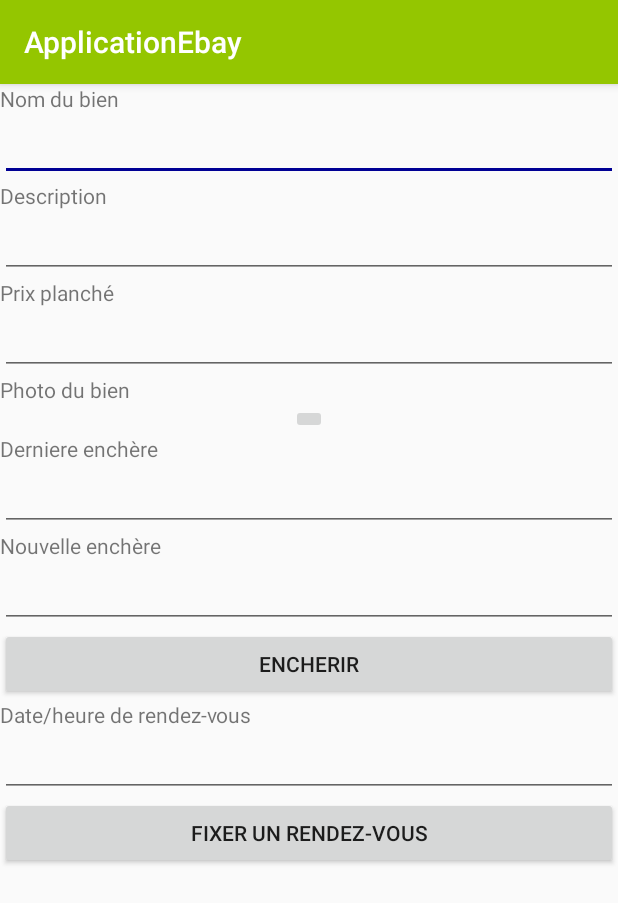
After one commit to AlexisLebreton/MIAGE_M2_AndroidEbay, an Android app: the AnnonceActivity screen opened directly, with no data from a screen before it, on a phone screen of 412 x 824 dp. The commit adds this screen. Shown: the top 903 px of the screen. Run offline under Robolectric (Android 15) with nearby library versions, the phone set to English and light mode, and no system bars.

Commit message:
Front V1 TERMINé

```diff
--- a/app/src/main/AndroidManifest.xml
+++ b/app/src/main/AndroidManifest.xml
@@ -21,7 +21,11 @@
             android:name=".AccueilActivity"
             android:label="@string/title_activity_accueil"
             android:theme="@style/AppTheme.NoActionBar" />
-        <activity android:name=".AjouterAnnonceActivity"></activity>
+        <activity android:name=".AjouterAnnonceActivity" />
+        <activity android:name=".ListeMesAnnoncesActivity" />
+        <activity android:name=".ListeMesEncheresActivity" />
+        <activity android:name=".ListeMesRdvActivity" />
+        <activity android:name=".AnnonceActivity"></activity>
     </application>
 
 </manifest>
--- /dev/null
+++ b/app/src/main/java/com/example/alexislebreton/applicationebay/AnnonceActivity.java
@@ -0,0 +1,13 @@
+package com.example.alexislebreton.applicationebay;
+
+import android.support.v7.app.AppCompatActivity;
+import android.os.Bundle;
+
+public class AnnonceActivity extends AppCompatActivity {
+
+    @Override
+    protected void onCreate(Bundle savedInstanceState) {
+        super.onCreate(savedInstanceState);
+        setContentView(R.layout.activity_annonce);
+    }
+}
--- /dev/null
+++ b/app/src/main/res/layout/activity_annonce.xml
@@ -0,0 +1,222 @@
+<?xml version="1.0" encoding="utf-8"?>
+<android.support.constraint.ConstraintLayout xmlns:android="http://schemas.android.com/apk/res/android"
+    xmlns:app="http://schemas.android.com/apk/res-auto"
+    xmlns:tools="http://schemas.android.com/tools"
+    android:layout_width="match_parent"
+    android:layout_height="match_parent"
+    tools:context=".AnnonceActivity">
+
+    <android.support.constraint.ConstraintLayout
+        android:id="@+id/annonce_cl_nom"
+        android:layout_width="0dp"
+        android:layout_height="wrap_content"
+        app:layout_constraintTop_toTopOf="parent"
+        app:layout_constraintLeft_toLeftOf="parent"
+        app:layout_constraintRight_toRightOf="parent">
+
+        <TextView
+            android:id="@+id/annonce_tv_nom"
+            android:layout_width="0dp"
+            android:layout_height="wrap_content"
+            android:text="@string/annonce_tv_nom"
+            app:layout_constraintLeft_toLeftOf="parent"
+            app:layout_constraintRight_toRightOf="parent"
+            app:layout_constraintTop_toTopOf="parent"/>
+
+        <EditText
+            android:id="@+id/annonce_et_nom"
+            android:layout_width="0dp"
+            android:layout_height="wrap_content"
+            android:ems="10"
+            android:inputType="text"
+            app:layout_constraintLeft_toLeftOf="parent"
+            app:layout_constraintRight_toRightOf="parent"
+            app:layout_constraintTop_toBottomOf="@+id/annonce_tv_nom" />
+    </android.support.constraint.ConstraintLayout>
+
+    <android.support.constraint.ConstraintLayout
+        android:id="@+id/annonce_cl_description"
+        android:layout_width="0dp"
+        android:layout_height="wrap_content"
+        app:layout_constraintTop_toBottomOf="@+id/annonce_cl_nom"
+        app:layout_constraintLeft_toLeftOf="parent"
+        app:layout_constraintRight_toRightOf="parent">
+
+        <TextView
+            android:id="@+id/annonce_tv_description"
+            android:layout_width="0dp"
+            android:layout_height="wrap_content"
+            android:text="@string/annonce_tv_description"
+            app:layout_constraintLeft_toLeftOf="parent"
+            app:layout_constraintRight_toRightOf="parent"
+            app:layout_constraintTop_toTopOf="parent"/>
+
+        <EditText
+            android:id="@+id/annonce_et_description"
+            android:layout_width="0dp"
+            android:layout_height="wrap_content"
+            android:ems="10"
+            android:inputType="text"
+            app:layout_constraintLeft_toLeftOf="parent"
+            app:layout_constraintRight_toRightOf="parent"
+            app:layout_constraintTop_toBottomOf="@+id/annonce_tv_description" />
+    </android.support.constraint.ConstraintLayout>
+
+    <android.support.constraint.ConstraintLayout
+        android:id="@+id/annonce_cl_prix"
+        android:layout_width="0dp"
+        android:layout_height="wrap_content"
+        app:layout_constraintTop_toBottomOf="@+id/annonce_cl_description"
+        app:layout_constraintLeft_toLeftOf="parent"
+        app:layout_constraintRight_toRightOf="parent">
+
+        <TextView
+            android:id="@+id/annonce_tv_prix"
+            android:layout_width="0dp"
+            android:layout_height="wrap_content"
+            android:text="@string/annonce_tv_prix"
+            app:layout_constraintLeft_toLeftOf="parent"
+            app:layout_constraintRight_toRightOf="parent"
+            app:layout_constraintTop_toTopOf="parent"/>
+
+        <EditText
+            android:id="@+id/annonce_et_prix"
+            android:layout_width="0dp"
+            android:layout_height="wrap_content"
+            android:ems="10"
+            android:inputType="text"
+            app:layout_constraintLeft_toLeftOf="parent"
+            app:layout_constraintRight_toRightOf="parent"
+            app:layout_constraintTop_toBottomOf="@+id/annonce_tv_prix" />
+    </android.support.constraint.ConstraintLayout>
+
+    <android.support.constraint.ConstraintLayout
+        android:id="@+id/annonce_cl_photobien"
+        android:layout_width="0dp"
+        android:layout_height="wrap_content"
+        app:layout_constraintTop_toBottomOf="@+id/annonce_cl_prix"
+        app:layout_constraintLeft_toLeftOf="parent"
+        app:layout_constraintRight_toRightOf="parent">
+
+        <TextView
+            android:id="@+id/annonce_tv_photobien"
+            android:layout_width="0dp"
+            android:layout_height="wrap_content"
+            android:text="@string/annonce_tv_photobien"
+            app:layout_constraintLeft_toLeftOf="parent"
+            app:layout_constraintRight_toRightOf="parent"
+            app:layout_constraintTop_toTopOf="parent"/>
+
+        <ImageButton
+            android:id="@+id/annonce_ib_photopbien"
+            android:layout_width="wrap_content"
+            android:layout_height="wrap_content"
+            tools:srcCompat="@tools:sample/avatars"
+            app:layout_constraintLeft_toLeftOf="parent"
+            app:layout_constraintRight_toRightOf="parent"
+            app:layout_constraintTop_toBottomOf="@+id/annonce_tv_photobien" />
+    </android.support.constraint.ConstraintLayout>
+
+    <android.support.constraint.ConstraintLayout
+        android:id="@+id/annonce_cl_derniere_enchere"
+        android:layout_width="0dp"
+        android:layout_height="wrap_content"
+        app:layout_constraintTop_toBottomOf="@+id/annonce_cl_photobien"
+        app:layout_constraintLeft_toLeftOf="parent"
+        app:layout_constraintRight_toRightOf="parent">
+
+        <TextView
+            android:id="@+id/annonce_tv_derniere_enchere"
+            android:layout_width="0dp"
+            android:layout_height="wrap_content"
+            android:text="@string/annonce_tv_derniere_enchere"
+            app:layout_constraintLeft_toLeftOf="parent"
+            app:layout_constraintRight_toRightOf="parent"
+            app:layout_constraintTop_toTopOf="parent"/>
+
+        <EditText
+            android:id="@+id/annonce_et_derniere_enchere"
+            android:layout_width="0dp"
+            android:layout_height="wrap_content"
+            android:ems="10"
+            android:inputType="text"
+            app:layout_constraintLeft_toLeftOf="parent"
+            app:layout_constraintRight_toRightOf="parent"
+            app:layout_constraintTop_toBottomOf="@+id/annonce_tv_derniere_enchere" />
+    </android.support.constraint.ConstraintLayout>
+
+    <android.support.constraint.ConstraintLayout
+        android:id="@+id/annonce_cl_encherir"
+        android:layout_width="0dp"
+        android:layout_height="wrap_content"
+        app:layout_constraintLeft_toLeftOf="parent"
+        app:layout_constraintRight_toRightOf="parent"
+        app:layout_constraintTop_toBottomOf="@+id/annonce_cl_derniere_enchere">
+
+        <TextView
+            android:id="@+id/annonce_tv_encherir"
+            android:layout_width="0dp"
+            android:layout_height="wrap_content"
+            android:text="@string/annonce_tv_encherir"
+            app:layout_constraintLeft_toLeftOf="parent"
+            app:layout_constraintRight_toRightOf="parent"
+            app:layout_constraintTop_toTopOf="parent"/>
+
+        <EditText
+            android:id="@+id/annonce_et_encherir"
+            android:layout_width="0dp"
+            android:layout_height="wrap_content"
+            android:ems="10"
+            android:inputType="number"
+            app:layout_constraintLeft_toLeftOf="parent"
+            app:layout_constraintRight_toRightOf="parent"
+            app:layout_constraintTop_toBottomOf="@+id/annonce_tv_encherir" />
+
+        <Button
+            android:id="@+id/annonce_btn_encherir"
+            android:layout_width="0dp"
+            android:layout_height="wrap_content"
+            android:text="@string/annonce_btn_encherir"
+            app:layout_constraintLeft_toLeftOf="parent"
+            app:layout_constraintRight_toRightOf="parent"
+            app:layout_constraintTop_toBottomOf="@+id/annonce_et_encherir"/>
+    </android.support.constraint.ConstraintLayout>
+
+    <android.support.constraint.ConstraintLayout
+        android:id="@+id/annonce_cl_rdv"
+        android:layout_width="0dp"
+        android:layout_height="wrap_content"
+        app:layout_constraintLeft_toLeftOf="parent"
+        app:layout_constraintRight_toRightOf="parent"
+        app:layout_constraintTop_toBottomOf="@+id/annonce_cl_encherir">
+
+        <TextView
+            android:id="@+id/annonce_tv_rdv"
+            android:layout_width="0dp"
+            android:layout_height="wrap_content"
+            android:text="@string/annonce_tv_rdv"
+            app:layout_constraintLeft_toLeftOf="parent"
+            app:layout_constraintRight_toRightOf="parent"
+            app:layout_constraintTop_toTopOf="parent"/>
+
+        <EditText
+            android:id="@+id/annonce_et_rdv"
+            android:layout_width="0dp"
+            android:layout_height="wrap_content"
+            android:ems="10"
+            android:inputType="number"
+            app:layout_constraintLeft_toLeftOf="parent"
+            app:layout_constraintRight_toRightOf="parent"
+            app:layout_constraintTop_toBottomOf="@+id/annonce_tv_rdv" />
+
+        <Button
+            android:id="@+id/annonce_btn_rdv"
+            android:layout_width="0dp"
+            android:layout_height="wrap_content"
+            android:text="@string/annonce_btn_rdv"
+            app:layout_constraintLeft_toLeftOf="parent"
+            app:layout_constraintRight_toRightOf="parent"
+            app:layout_constraintTop_toBottomOf="@+id/annonce_et_rdv"/>
+    </android.support.constraint.ConstraintLayout>
+
+</android.support.constraint.ConstraintLayout>
--- a/app/src/main/res/values/strings.xml
+++ b/app/src/main/res/values/strings.xml
@@ -28,7 +28,7 @@
     <string name="accueil_it_mesannonces">Mes annonces</string>
     <string name="accueil_it_mesencheres">Mes encheres</string>
     <string name="accueil_it_mesrdv">Mes rendez-vous</string>
-    <string name="accueil_it_modifiermoncompte">Mes rendez-vous</string>
+    <string name="accueil_it_modifiermoncompte">Modifier mon compte</string>
     <string name="accueil_it_deconnection">Déconnection</string>
     <string name="accueil_it_encours">En cours</string>
     <string name="accueil_it_termine">Terminé</string>
@@ -40,6 +40,20 @@
     <string name="ajouterannonce_tv_photobien">Photo du bien</string>
     <string name="ajouterannonce_btn_enregistrer">Enregistrer</string>
 
+    <string name="liste_mes_annonces_tv_listeannonces">Mes annonces :</string>
 
+    <string name="liste_mes_encheres_tv_listeannonces">Mes encheres :</string>
+
+    <string name="liste_mes_rdv_tv_listeannonces">Mes rendez-vous :</string>
+
+    <string name="annonce_tv_nom">Nom du bien</string>
+    <string name="annonce_tv_description">Description</string>
+    <string name="annonce_tv_prix">Prix planché</string>
+    <string name="annonce_tv_photobien">Photo du bien</string>
+    <string name="annonce_tv_derniere_enchere">Derniere enchère</string>
+    <string name="annonce_tv_encherir">Nouvelle enchère</string>
+    <string name="annonce_btn_encherir">Encherir</string>
+    <string name="annonce_tv_rdv">Date/heure de rendez-vous</string>
+    <string name="annonce_btn_rdv">Fixer un rendez-vous</string>
 
 </resources>
```
Also changed, not shown: app/src/main/java/com/example/alexislebreton/applicationebay/AccueilActivity.java (+6 -4 lines), app/src/main/java/com/example/alexislebreton/applicationebay/ListeMesAnnoncesActivity.java (added, +13 -0 lines), app/src/main/java/com/example/alexislebreton/applicationebay/ListeMesEncheresActivity.java (added, +13 -0 lines), app/src/main/java/com/example/alexislebreton/applicationebay/ListeMesRdvActivity.java (added, +13 -0 lines), app/src/main/res/layout/activity_liste_mes_annonces.xml (added, +26 -0 lines), app/src/main/res/layout/activity_liste_mes_encheres.xml (added, +26 -0 lines), app/src/main/res/layout/activity_liste_mes_rdv.xml (added, +26 -0 lines).
